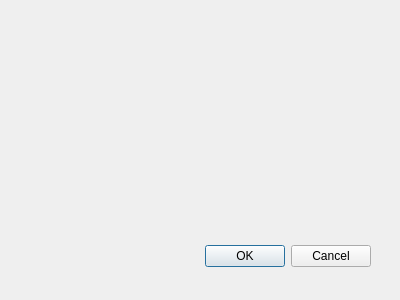
Above: azimuth_swath_dialog_base.ui from popkinj/azimuth-swath before the change. Below: the same form after it.
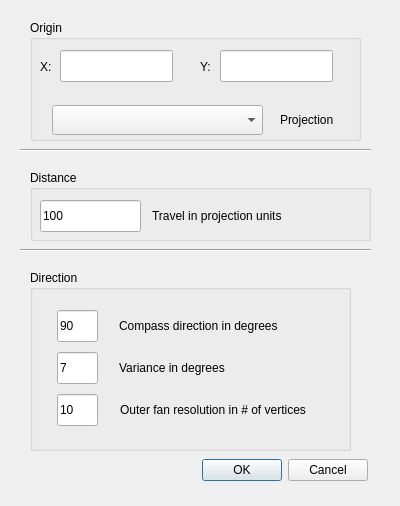
That is the form after the change.

Patch:
```diff
--- a/azimuth_swath_dialog_base.ui
+++ b/azimuth_swath_dialog_base.ui
@@ -1,22 +1,22 @@
 <ui version="4.0" >
  <class>AzimuthSwathDialogBase</class>
- <widget class="QDialog" name="AzimuthSwathDialogBase" >
-  <property name="geometry" >
+ <widget class="QDialog" name="AzimuthSwathDialogBase">
+  <property name="geometry">
    <rect>
     <x>0</x>
     <y>0</y>
     <width>400</width>
-    <height>300</height>
+    <height>506</height>
    </rect>
   </property>
   <property name="windowTitle" >
    <string>Azimuth Swath</string>
   </property>
-  <widget class="QDialogButtonBox" name="button_box" >
-   <property name="geometry" >
+  <widget class="QDialogButtonBox" name="button_box">
+   <property name="geometry">
     <rect>
-     <x>30</x>
-     <y>240</y>
+     <x>27</x>
+     <y>454</y>
      <width>341</width>
      <height>32</height>
     </rect>
@@ -28,6 +28,288 @@
     <set>QDialogButtonBox::Cancel|QDialogButtonBox::Ok</set>
    </property>
   </widget>
+  <widget class="QGroupBox" name="groupBox">
+   <property name="geometry">
+    <rect>
+     <x>30</x>
+     <y>20</y>
+     <width>331</width>
+     <height>121</height>
+    </rect>
+   </property>
+   <property name="title">
+    <string>Origin</string>
+   </property>
+   <widget class="QLineEdit" name="longitude">
+    <property name="geometry">
+     <rect>
+      <x>30</x>
+      <y>30</y>
+      <width>113</width>
+      <height>32</height>
+     </rect>
+    </property>
+    <property name="toolTip">
+     <string extracomment="Enter X/Longitude in projection coordinate">Enter X/Longitude in projection coordinates</string>
+    </property>
+    <property name="whatsThis">
+     <string>Enter X/Longitude in projection coordinate</string>
+    </property>
+    <property name="text">
+     <string/>
+    </property>
+   </widget>
+   <widget class="QLineEdit" name="latitude">
+    <property name="geometry">
+     <rect>
+      <x>190</x>
+      <y>30</y>
+      <width>113</width>
+      <height>32</height>
+     </rect>
+    </property>
+    <property name="toolTip">
+     <string>Enter Y/Latitude in projection coordinates</string>
+    </property>
+    <property name="text">
+     <string/>
+    </property>
+   </widget>
+   <widget class="QComboBox" name="projection">
+    <property name="geometry">
+     <rect>
+      <x>22</x>
+      <y>85</y>
+      <width>211</width>
+      <height>30</height>
+     </rect>
+    </property>
+    <property name="toolTip">
+     <string>&lt;html&gt;&lt;head/&gt;&lt;body&gt;&lt;p&gt;Choose projection&lt;/p&gt;&lt;/body&gt;&lt;/html&gt;</string>
+    </property>
+    <property name="whatsThis">
+     <string>&lt;html&gt;&lt;head/&gt;&lt;body&gt;&lt;p&gt;Projection chooser&lt;/p&gt;&lt;/body&gt;&lt;/html&gt;</string>
+    </property>
+   </widget>
+   <widget class="QLabel" name="label_5">
+    <property name="geometry">
+     <rect>
+      <x>10</x>
+      <y>37</y>
+      <width>21</width>
+      <height>20</height>
+     </rect>
+    </property>
+    <property name="text">
+     <string>X:</string>
+    </property>
+   </widget>
+   <widget class="QLabel" name="label_6">
+    <property name="geometry">
+     <rect>
+      <x>170</x>
+      <y>37</y>
+      <width>21</width>
+      <height>20</height>
+     </rect>
+    </property>
+    <property name="text">
+     <string>Y:</string>
+    </property>
+   </widget>
+   <widget class="QLabel" name="label_7">
+    <property name="geometry">
+     <rect>
+      <x>250</x>
+      <y>90</y>
+      <width>71</width>
+      <height>20</height>
+     </rect>
+    </property>
+    <property name="text">
+     <string>Projection</string>
+    </property>
+   </widget>
+  </widget>
+  <widget class="Line" name="line">
+   <property name="geometry">
+    <rect>
+     <x>20</x>
+     <y>140</y>
+     <width>351</width>
+     <height>20</height>
+    </rect>
+   </property>
+   <property name="orientation">
+    <enum>Qt::Horizontal</enum>
+   </property>
+  </widget>
+  <widget class="QGroupBox" name="groupBox_2">
+   <property name="geometry">
+    <rect>
+     <x>30</x>
+     <y>170</y>
+     <width>341</width>
+     <height>71</height>
+    </rect>
+   </property>
+   <property name="title">
+    <string>Distance</string>
+   </property>
+   <widget class="QLineEdit" name="distance">
+    <property name="geometry">
+     <rect>
+      <x>10</x>
+      <y>30</y>
+      <width>101</width>
+      <height>32</height>
+     </rect>
+    </property>
+    <property name="text">
+     <string>100</string>
+    </property>
+   </widget>
+   <widget class="QLabel" name="label_4">
+    <property name="geometry">
+     <rect>
+      <x>122</x>
+      <y>36</y>
+      <width>211</width>
+      <height>20</height>
+     </rect>
+    </property>
+    <property name="text">
+     <string>Travel in projection units</string>
+    </property>
+   </widget>
+   <zorder>distance</zorder>
+   <zorder>label_4</zorder>
+   <zorder>projection</zorder>
+   <zorder>groupBox</zorder>
+  </widget>
+  <widget class="Line" name="line_2">
+   <property name="geometry">
+    <rect>
+     <x>20</x>
+     <y>240</y>
+     <width>351</width>
+     <height>20</height>
+    </rect>
+   </property>
+   <property name="orientation">
+    <enum>Qt::Horizontal</enum>
+   </property>
+  </widget>
+  <widget class="QGroupBox" name="groupBox_3">
+   <property name="geometry">
+    <rect>
+     <x>30</x>
+     <y>270</y>
+     <width>321</width>
+     <height>181</height>
+    </rect>
+   </property>
+   <property name="title">
+    <string>Direction</string>
+   </property>
+   <widget class="QLineEdit" name="direction">
+    <property name="geometry">
+     <rect>
+      <x>27</x>
+      <y>40</y>
+      <width>41</width>
+      <height>32</height>
+     </rect>
+    </property>
+    <property name="autoFillBackground">
+     <bool>false</bool>
+    </property>
+    <property name="text">
+     <string>90</string>
+    </property>
+   </widget>
+   <widget class="QLabel" name="label">
+    <property name="geometry">
+     <rect>
+      <x>89</x>
+      <y>46</y>
+      <width>211</width>
+      <height>20</height>
+     </rect>
+    </property>
+    <property name="text">
+     <string>Compass direction in degrees</string>
+    </property>
+   </widget>
+  </widget>
+  <widget class="QLineEdit" name="variance">
+   <property name="geometry">
+    <rect>
+     <x>57</x>
+     <y>352</y>
+     <width>41</width>
+     <height>32</height>
+    </rect>
+   </property>
+   <property name="autoFillBackground">
+    <bool>false</bool>
+   </property>
+   <property name="text">
+    <string>7</string>
+   </property>
+  </widget>
+  <widget class="QLineEdit" name="resolution">
+   <property name="geometry">
+    <rect>
+     <x>57</x>
+     <y>394</y>
+     <width>41</width>
+     <height>32</height>
+    </rect>
+   </property>
+   <property name="autoFillBackground">
+    <bool>false</bool>
+   </property>
+   <property name="text">
+    <string>10</string>
+   </property>
+  </widget>
+  <widget class="QLabel" name="label_2">
+   <property name="geometry">
+    <rect>
+     <x>119</x>
+     <y>358</y>
+     <width>141</width>
+     <height>20</height>
+    </rect>
+   </property>
+   <property name="text">
+    <string>Variance in degrees</string>
+   </property>
+  </widget>
+  <widget class="QLabel" name="label_3">
+   <property name="geometry">
+    <rect>
+     <x>120</x>
+     <y>400</y>
+     <width>251</width>
+     <height>20</height>
+    </rect>
+   </property>
+   <property name="text">
+    <string>Outer fan resolution in # of vertices</string>
+   </property>
+  </widget>
+  <zorder>groupBox_2</zorder>
+  <zorder>groupBox</zorder>
+  <zorder>button_box</zorder>
+  <zorder>line</zorder>
+  <zorder>line_2</zorder>
+  <zorder>groupBox_3</zorder>
+  <zorder>variance</zorder>
+  <zorder>resolution</zorder>
+  <zorder>label_2</zorder>
+  <zorder>label_3</zorder>
  </widget>
  <resources/>
  <connections>
```
Left out of the diff: 33 changed lines with no effect on the pictures.
